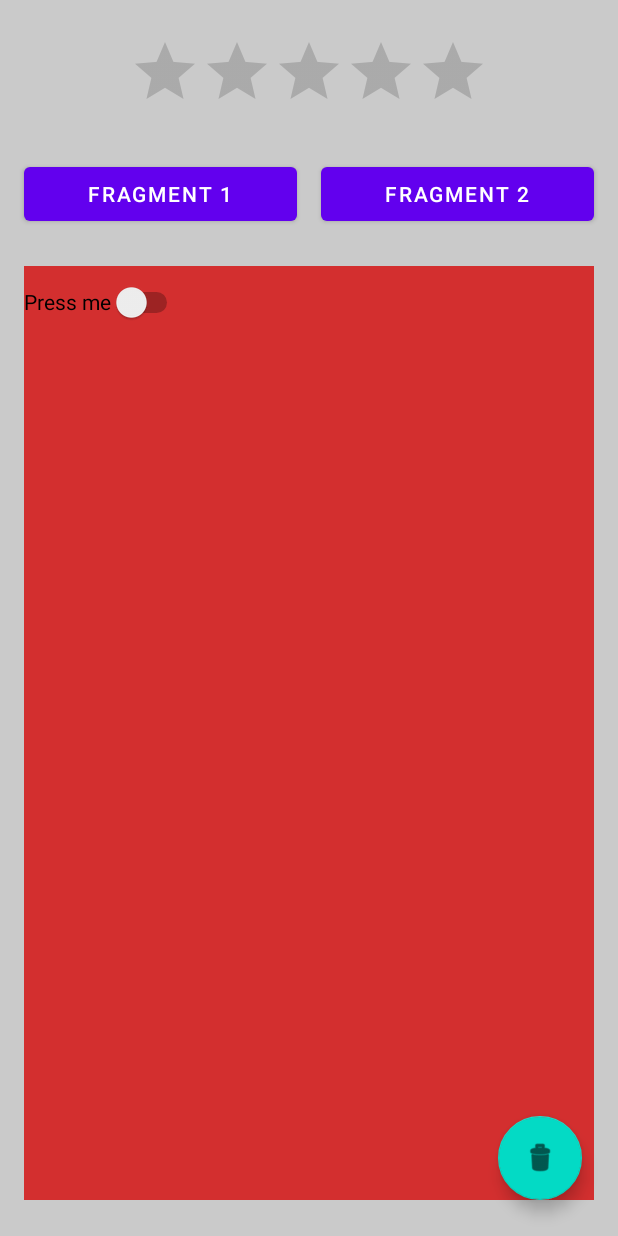
After one commit to eugeitech/ITProgerAppAll, an Android app: the FirstFragment screen opened directly, with no data from a screen before it, on a phone screen of 412 x 824 dp. The commit adds this screen. Run offline under Robolectric (Android 15) with nearby library versions, the phone set to English and light mode, and no system bars.

Commit message:
#8  Фрагменты (Fragments)

```diff
--- a/app/build.gradle
+++ b/app/build.gradle
@@ -3,11 +3,11 @@ plugins {
 }
 
 android {
-    namespace 'com.example.itprogerappall'
+    namespace 'com.itproger.itprogerapp'
     compileSdk 33
 
     defaultConfig {
-        applicationId "com.example.itprogerappall"
+        applicationId "com.itproger.itprogerapp"
         minSdk 21
         targetSdk 33
         versionCode 1
--- /dev/null
+++ b/app/src/main/java/com/itproger/itprogerapp/fragments/FirstFragment.java
@@ -0,0 +1,21 @@
+package com.itproger.itprogerapp.fragments;
+
+import android.os.Bundle;
+
+import androidx.fragment.app.Fragment;
+
+import android.view.LayoutInflater;
+import android.view.View;
+import android.view.ViewGroup;
+
+import com.itproger.itprogerapp.R;
+
+public class FirstFragment extends Fragment {
+
+    @Override
+    public View onCreateView(LayoutInflater inflater, ViewGroup container,
+                             Bundle savedInstanceState) {
+        // Inflate the layout for this fragment
+        return inflater.inflate(R.layout.fragment_first, container, false);
+    }
+}
--- /dev/null
+++ b/app/src/main/java/com/itproger/itprogerapp/fragments/FragmentsActivity.java
@@ -0,0 +1,53 @@
+package com.itproger.itprogerapp.fragments;
+
+import androidx.appcompat.app.AppCompatActivity;
+import androidx.fragment.app.Fragment;
+import androidx.fragment.app.FragmentTransaction;
+
+import android.os.Bundle;
+import android.view.View;
+import android.widget.Button;
+import android.widget.FrameLayout;
+
+import com.itproger.itprogerapp.R;
+
+public class FragmentsActivity extends AppCompatActivity {
+
+    private Button buttonFragment1, buttonFragment2;
+    private FrameLayout frameLayout;
+    FirstFragment firstFragment = new FirstFragment();
+    SecondFragment secondFragment = new SecondFragment();
+
+    @Override
+    protected void onCreate(Bundle savedInstanceState) {
+        super.onCreate(savedInstanceState);
+        setContentView(R.layout.activity_fragments);
+
+        buttonFragment1 = findViewById(R.id.button_fragment_1);
+        buttonFragment2 = findViewById(R.id.button_fragment_2);
+        frameLayout = findViewById(R.id.frame_layout);
+
+        setNewFragment(firstFragment);
+
+        buttonFragment1.setOnClickListener(new View.OnClickListener() {
+            @Override
+            public void onClick(View v) {
+                setNewFragment(firstFragment);
+            }
+        });
+
+        buttonFragment2.setOnClickListener(new View.OnClickListener() {
+            @Override
+            public void onClick(View v) {
+                setNewFragment(secondFragment);
+            }
+        });
+    }
+
+    private void setNewFragment(Fragment fragment) {
+        FragmentTransaction fragmentTransaction = getSupportFragmentManager().beginTransaction();
+        fragmentTransaction.replace(frameLayout.getId(), fragment);
+        fragmentTransaction.addToBackStack(null);
+        fragmentTransaction.commit();
+    }
+}
--- /dev/null
+++ b/app/src/main/java/com/itproger/itprogerapp/fragments/SecondFragment.java
@@ -0,0 +1,21 @@
+package com.itproger.itprogerapp.fragments;
+
+import android.os.Bundle;
+
+import androidx.fragment.app.Fragment;
+
+import android.view.LayoutInflater;
+import android.view.View;
+import android.view.ViewGroup;
+
+import com.itproger.itprogerapp.R;
+
+public class SecondFragment extends Fragment {
+
+    @Override
+    public View onCreateView(LayoutInflater inflater, ViewGroup container,
+                             Bundle savedInstanceState) {
+        // Inflate the layout for this fragment
+        return inflater.inflate(R.layout.fragment_second, container, false);
+    }
+}
--- /dev/null
+++ b/app/src/main/res/layout/activity_fragments.xml
@@ -0,0 +1,76 @@
+<?xml version="1.0" encoding="utf-8"?>
+<androidx.constraintlayout.widget.ConstraintLayout xmlns:android="http://schemas.android.com/apk/res/android"
+    xmlns:app="http://schemas.android.com/apk/res-auto"
+    xmlns:tools="http://schemas.android.com/tools"
+    android:layout_width="match_parent"
+    android:layout_height="match_parent"
+    android:background="@color/silver"
+    tools:context=".fragments.FragmentsActivity" >
+
+    <com.google.android.material.floatingactionbutton.FloatingActionButton
+        android:id="@+id/floatingActionButton"
+        android:layout_width="wrap_content"
+        android:layout_height="wrap_content"
+        android:layout_marginEnd="24dp"
+        android:layout_marginBottom="24dp"
+        android:clickable="true"
+        android:contentDescription="@string/app_name"
+        app:layout_constraintBottom_toBottomOf="parent"
+        app:layout_constraintEnd_toEndOf="parent"
+        app:srcCompat="@android:drawable/ic_menu_delete" />
+
+    <RatingBar
+        android:id="@+id/ratingBar"
+        android:layout_width="wrap_content"
+        android:layout_height="wrap_content"
+        android:layout_marginTop="24dp"
+        android:contentDescription="@string/app_name"
+        app:layout_constraintEnd_toEndOf="parent"
+        app:layout_constraintStart_toStartOf="parent"
+        app:layout_constraintTop_toTopOf="parent" />
+
+    <LinearLayout
+        android:id="@+id/linearLayout"
+        android:layout_width="0dp"
+        android:layout_height="wrap_content"
+        android:layout_marginTop="24dp"
+        android:orientation="horizontal"
+        app:layout_constraintEnd_toEndOf="parent"
+        app:layout_constraintStart_toStartOf="parent"
+        app:layout_constraintTop_toBottomOf="@+id/ratingBar">
+
+        <Button
+            android:id="@+id/button_fragment_1"
+            android:layout_width="wrap_content"
+            android:layout_height="wrap_content"
+            android:layout_marginStart="16dp"
+            android:layout_weight="1"
+            android:text="@string/fragment_1" />
+
+        <Button
+            android:id="@+id/button_fragment_2"
+            android:layout_width="wrap_content"
+            android:layout_height="wrap_content"
+            android:layout_marginLeft="16dp"
+            android:layout_marginRight="16dp"
+            android:layout_weight="1"
+            android:text="@string/fragment_2" />
+
+    </LinearLayout>
+
+    <FrameLayout
+        android:id="@+id/frame_layout"
+        android:layout_width="match_parent"
+        android:layout_height="0dp"
+        android:layout_marginStart="16dp"
+        android:layout_marginTop="24dp"
+        android:layout_marginEnd="16dp"
+        android:layout_marginBottom="24dp"
+        app:layout_constraintBottom_toBottomOf="parent"
+        app:layout_constraintEnd_toEndOf="parent"
+        app:layout_constraintStart_toStartOf="parent"
+        app:layout_constraintTop_toBottomOf="@+id/linearLayout">
+
+    </FrameLayout>
+
+</androidx.constraintlayout.widget.ConstraintLayout>
--- /dev/null
+++ b/app/src/main/res/layout/fragment_first.xml
@@ -0,0 +1,15 @@
+<?xml version="1.0" encoding="utf-8"?>
+<FrameLayout xmlns:android="http://schemas.android.com/apk/res/android"
+    xmlns:tools="http://schemas.android.com/tools"
+    android:layout_width="match_parent"
+    android:layout_height="match_parent"
+    android:background="@color/read_material_700"
+    tools:context=".fragments.FirstFragment">
+
+    <Switch
+        android:id="@+id/switch1"
+        android:layout_width="wrap_content"
+        android:layout_height="wrap_content"
+        android:minHeight="48dp"
+        android:text="@string/press_me" />
+</FrameLayout>
--- a/app/src/main/res/values-night/themes.xml
+++ b/app/src/main/res/values-night/themes.xml
@@ -1,9 +1,9 @@
 <resources xmlns:tools="http://schemas.android.com/tools">
     <!-- Base application theme. -->
-    <style name="Theme.ITProgerAppAll" parent="Theme.MaterialComponents.DayNight.DarkActionBar">
+    <style name="Theme.ItprogerApp" parent="Theme.MaterialComponents.DayNight.NoActionBar">
         <!-- Primary brand color. -->
         <item name="colorPrimary">@color/purple_200</item>
-        <item name="colorPrimaryVariant">@color/purple_700</item>
+        <item name="colorPrimaryVariant">@color/read_material_700</item>
         <item name="colorOnPrimary">@color/black</item>
         <!-- Secondary brand color. -->
         <item name="colorSecondary">@color/teal_200</item>
--- a/app/src/main/res/values/colors.xml
+++ b/app/src/main/res/values/colors.xml
@@ -7,4 +7,6 @@
     <color name="teal_700">#FF018786</color>
     <color name="black">#FF000000</color>
     <color name="white">#FFFFFFFF</color>
+    <color name="silver">#CACACA</color>
+    <color name="read_material_700">#D32F2F</color>
 </resources>
--- a/app/src/main/res/values/strings.xml
+++ b/app/src/main/res/values/strings.xml
@@ -1,3 +1,7 @@
 <resources>
-    <string name="app_name">ITProger App All</string>
+    <string name="app_name">ItprogerApp</string>
+    <string name="fragment_1">Fragment 1</string>
+    <string name="fragment_2">Fragment 2</string>
+    <string name="hello_blank_fragment">Hello blank fragment</string>
+    <string name="press_me">Press me</string>
 </resources>
--- a/app/src/main/res/values/themes.xml
+++ b/app/src/main/res/values/themes.xml
@@ -1,9 +1,9 @@
 <resources xmlns:tools="http://schemas.android.com/tools">
     <!-- Base application theme. -->
-    <style name="Theme.ITProgerAppAll" parent="Theme.MaterialComponents.DayNight.DarkActionBar">
+    <style name="Theme.ItprogerApp" parent="Theme.MaterialComponents.DayNight.NoActionBar">
         <!-- Primary brand color. -->
         <item name="colorPrimary">@color/purple_500</item>
-        <item name="colorPrimaryVariant">@color/purple_700</item>
+        <item name="colorPrimaryVariant">@color/read_material_700</item>
         <item name="colorOnPrimary">@color/white</item>
         <!-- Secondary brand color. -->
         <item name="colorSecondary">@color/teal_200</item>
--- a/settings.gradle
+++ b/settings.gradle
@@ -12,5 +12,5 @@ dependencyResolutionManagement {
         mavenCentral()
     }
 }
-rootProject.name = "ITProger App All"
+rootProject.name = "ItprojectApp"
 include ':app'
```
Also changed, not shown: app/src/main/AndroidManifest.xml (+15 -1 lines), app/src/main/java/com/itproger/itprogerapp/MainActivity.java (added, +14 -0 lines), app/src/main/java/com/itproger/itprogerapp/mediaplayer/MediaPlayerActivity.java (renamed from app/src/main/java/com/example/itprogerappall/MainActivity.java, +5 -3 lines), app/src/main/res/layout/activity_main.xml (+2 -32 lines), app/src/main/res/layout/activity_media_player.xml (added, +39 -0 lines), app/src/main/res/layout/fragment_second.xml (added, +13 -0 lines), 4 other files.
